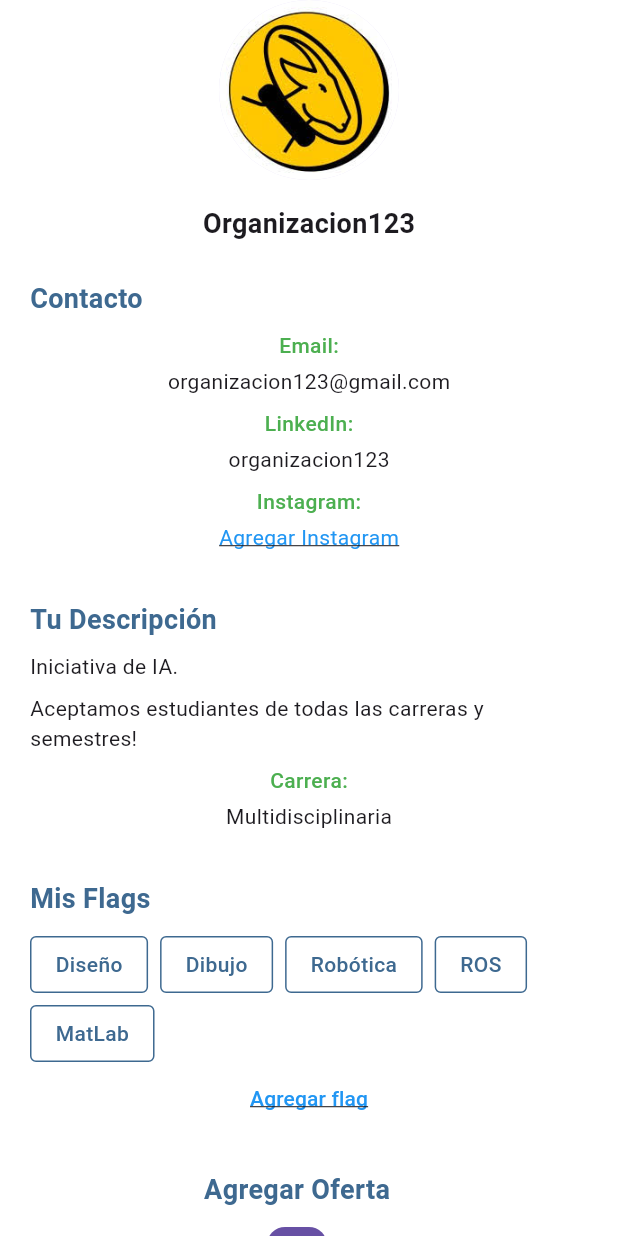
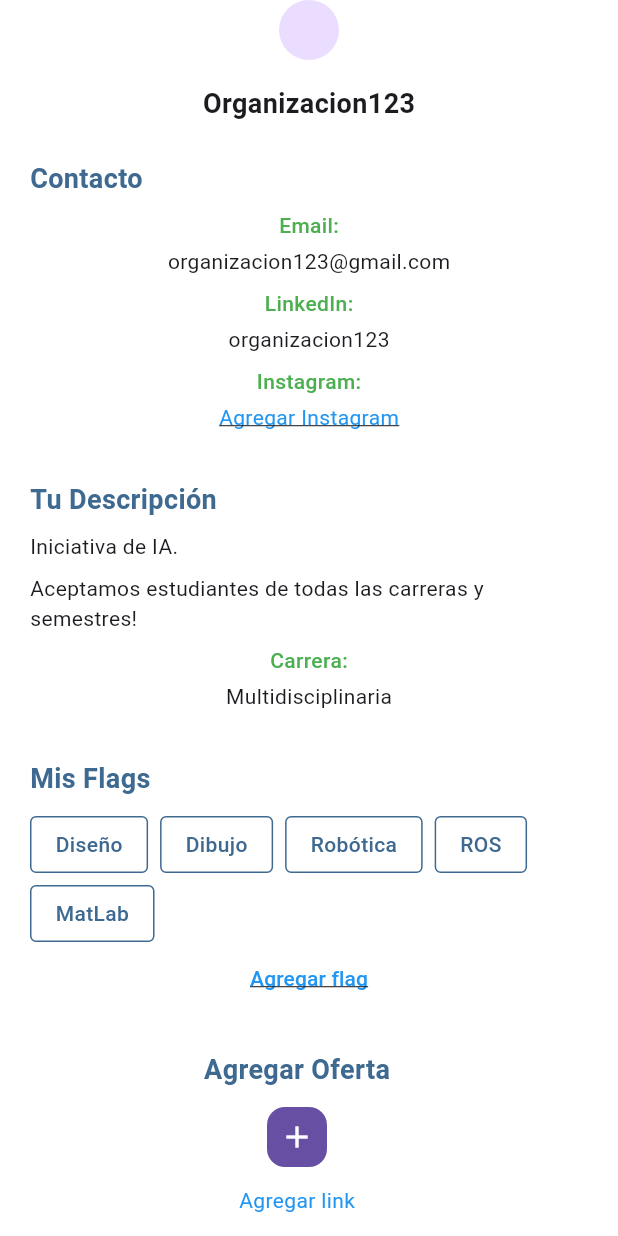
Before and after one commit to Moviles-2025-2-Grupo-Chevere/TalentBridge, a Flutter app: the OrgProfile widget shown alone on an empty page, opened directly, on a phone screen of 412 x 824 dp. Run offline on Flutter 3.47's test engine with Material 3 defaults, Android fonts, the phone set to English and light mode, and no system bars; our stand-ins replace cloud_firestore, connectivity_plus, firebase_analytics, firebase_auth, firebase_core, firebase_storage and 3 more; accounts and stored records are empty; Roboto replaces fonts that are missing (OpenSans).

Commit message:
Fix: remove slop

```diff
--- a/talent_bridge_fl/lib/components/circular_image_widget.dart
+++ /dev/null
@@ -1,93 +0,0 @@
-import 'dart:io';
-import 'package:flutter/material.dart';
-
-/// A reusable circular profile image widget
-///
-/// This widget handles both network and asset images with error fallback
-/// and can be easily customized with different sizes and border properties
-class CircularImageWidget extends StatelessWidget {
-  final String? imageUrl;
-  final double size;
-  final Color backgroundColor;
-  final Color borderColor;
-  final double borderWidth;
-  final Widget? placeholderWidget;
-  final VoidCallback? onTap;
-
-  const CircularImageWidget({
-    super.key,
-    this.imageUrl,
-    this.size = 120.0,
-    this.backgroundColor = const Color(0xFFE6E0F8), // Light purple background
-    this.borderColor = Colors.transparent,
-    this.borderWidth = 0.0,
-    this.placeholderWidget,
-    this.onTap,
-  });
-
-  @override
-  Widget build(BuildContext context) {
-    return GestureDetector(
-      onTap: onTap,
-      child: Container(
-        width: size,
-        height: size,
-        decoration: BoxDecoration(
-          color: backgroundColor,
-          shape: BoxShape.circle,
-          border: Border.all(
-            color: borderColor,
-            width: borderWidth,
-          ),
-        ),
-        child: ClipOval(
-          child: imageUrl == null || imageUrl!.isEmpty
-              ? placeholderWidget ??
-                    Icon(
-                      Icons.add_a_photo,
-                      size: size * 0.6,
-                      color: Colors.black54,
-                    )
-              : imageUrl!.startsWith('http') || imageUrl!.startsWith('https')
-              ? Image.network(
-                  imageUrl!,
-                  fit: BoxFit.cover,
-                  errorBuilder: (context, error, stackTrace) {
-                    return placeholderWidget ??
-                        Icon(
-                          Icons.add_a_photo,
-                          size: size * 0.6,
-                          color: Colors.black54,
-                        );
-                  },
-                )
-              : imageUrl!.startsWith('/') || imageUrl!.contains('\\')
-              ? Image.file(
-                  File(imageUrl!),
-                  fit: BoxFit.cover,
-                  errorBuilder: (context, error, stackTrace) {
-                    return placeholderWidget ??
-                        Icon(
-                          Icons.add_a_photo,
-                          size: size * 0.6,
-                          color: Colors.black54,
-                        );
-                  },
-                )
-              : Image.asset(
-                  imageUrl!,
-                  fit: BoxFit.cover,
-                  errorBuilder: (context, error, stackTrace) {
-                    return placeholderWidget ??
-                        Icon(
-                          Icons.add_a_photo,
-                          size: size * 0.6,
-                          color: Colors.black54,
-                        );
-                  },
-                ),
-        ),
-      ),
-    );
-  }
-}
--- a/talent_bridge_fl/lib/views/my-profile/my_profile.dart
+++ b/talent_bridge_fl/lib/views/my-profile/my_profile.dart
@@ -5,7 +5,6 @@ import 'package:flutter_riverpod/flutter_riverpod.dart';
 import 'package:image_picker/image_picker.dart';
 import 'package:talent_bridge_fl/components/add_element_widget.dart';
 import 'package:talent_bridge_fl/components/yellow_text_box_widget.dart';
-import 'package:talent_bridge_fl/components/circular_image_widget.dart';
 import 'package:talent_bridge_fl/data/project_service.dart';
 import 'package:talent_bridge_fl/domain/project_entity.dart';
 import 'package:talent_bridge_fl/domain/user_entity.dart';
--- a/talent_bridge_fl/lib/views/org-profile/org_profile.dart
+++ b/talent_bridge_fl/lib/views/org-profile/org_profile.dart
@@ -1,7 +1,6 @@
 import 'package:flutter/material.dart';
 import 'package:talent_bridge_fl/components/add_element_widget.dart';
 import 'package:talent_bridge_fl/components/yellow_text_box_widget.dart';
-import 'package:talent_bridge_fl/components/circular_image_widget.dart';
 
 class OrgProfile extends StatelessWidget {
   const OrgProfile({Key? key}) : super(key: key);
@@ -21,11 +20,7 @@ class OrgProfile extends StatelessWidget {
                 child: Column(
                   children: [
                     // Profile image
-                    const CircularImageWidget(
-                      imageUrl:
-                          'assets/images/org_profile.jpg', // Replace with actual image URL
-                      size: 120.0,
-                    ),
+                    const CircleAvatar(),
                     const SizedBox(height: 16.0),
                     // Username
                     const Text(
```
Also changed, not shown: talent_bridge_fl/lib/views/user-profile/user_profile.dart (+1 -6 lines).
